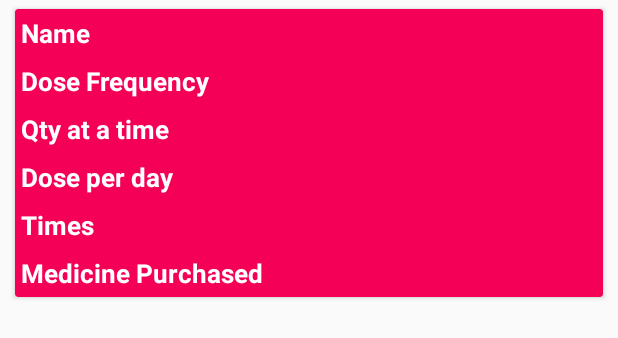
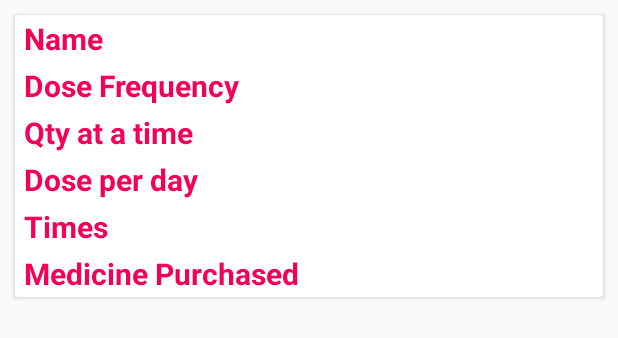
Before and after one commit to TAHZUDDIN/MediTrack, an Android app: the layout list_medicines_layout.xml on its own in the app's theme, with its tools: preview values and no code run, on a phone screen of 412 x 824 dp. Shown: the top 338 px of the screen. Run offline under Robolectric (Android 15) with nearby library versions, the phone set to English and light mode, and no system bars.

Commit message:
color , dimen

```diff
--- a/app/build.gradle
+++ b/app/build.gradle
@@ -47,5 +47,6 @@ dependencies {
     compile 'com.wdullaer:materialdatetimepicker:3.2.2'
 
     compile 'com.tuyenmonkey:mkloader:1.2.0'
+    compile 'com.skyfishjy.ripplebackground:library:1.0.1'
 
 }
--- a/app/src/main/res/layout/activity_edit.xml
+++ b/app/src/main/res/layout/activity_edit.xml
@@ -277,12 +277,6 @@
 
 
 
-
-
-
-
-
-
         <LinearLayout
             android:id="@+id/id_LL_UserInfo"
             android:layout_width="match_parent"
--- a/app/src/main/res/layout/fragment_settings.xml
+++ b/app/src/main/res/layout/fragment_settings.xml
@@ -19,7 +19,7 @@
             android:layout_gravity="center"
             android:layout_width="match_parent"
             android:layout_height="wrap_content"
-            card_view:cardCornerRadius="8dp"
+            card_view:cardCornerRadius="3dp"
             android:layout_marginTop="35dp"
             android:layout_marginBottom="15dp"
             android:layout_marginLeft="15dp"
@@ -96,7 +96,7 @@
             android:layout_gravity="center"
             android:layout_width="match_parent"
             android:layout_height="wrap_content"
-            card_view:cardCornerRadius="8dp"
+            card_view:cardCornerRadius="3dp"
             android:layout_marginTop="25dp"
             android:layout_marginBottom="25dp"
             android:layout_marginLeft="15dp"
@@ -146,7 +146,7 @@
             android:layout_gravity="center"
             android:layout_width="match_parent"
             android:layout_height="wrap_content"
-            card_view:cardCornerRadius="8dp"
+            card_view:cardCornerRadius="5dp"
             android:layout_margin="15dp">
 
             <LinearLayout
--- a/app/src/main/res/layout/list_medicines_layout.xml
+++ b/app/src/main/res/layout/list_medicines_layout.xml
@@ -14,28 +14,29 @@
         android:layout_width="match_parent"
         android:layout_height="wrap_content"
         android:layout_gravity="center"
-        android:layout_marginTop="6dp"
-        android:layout_marginBottom="6dp"
+        android:layout_marginTop="10dp"
+        android:layout_marginBottom="10dp"
         android:layout_marginLeft="10dp"
         android:layout_marginRight="10dp"
         android:elevation="5dp"
-        card_view:cardCornerRadius="5dp"
-        app:cardBackgroundColor="@color/colorPrimary"
+        card_view:cardCornerRadius="9dp"
+        app:cardBackgroundColor="@android:color/white"
        >
 
 
         <LinearLayout
             android:layout_width="match_parent"
             android:layout_height="match_parent"
-            android:orientation="vertical">
+            android:orientation="vertical"
+            android:paddingLeft="4dp">
 
 
             <LinearLayout
                 android:layout_width="match_parent"
                 android:layout_height="wrap_content"
-                android:layout_margin="4dp"
+                android:layout_margin="2dp"
                 android:orientation="horizontal"
-                android:layout_weight="3">
+                >
 
                 <TextView
                     android:layout_width="0dp"
@@ -44,20 +45,22 @@
                     android:text="Name "
                     android:layout_weight="1"
                     android:ellipsize="end"
-                    android:textSize="17sp"
+                    android:textSize="@dimen/text_20sp"
                     android:textStyle="bold"
-                    android:textColor="@android:color/white"/>
+                    android:textColor="@color/colorPrimary"/>
 
 
                 <TextView
                     android:id="@+id/id_name"
-                    android:layout_width="match_parent"
+                    android:layout_width="0dp"
                     android:layout_height="wrap_content"
                     android:ellipsize="end"
-                    android:layout_weight="2"
+                    android:layout_weight="1"
                     android:maxLines="1"
                     android:gravity="left"
-                    android:textColor="@android:color/white"/>
+                    android:textSize="@dimen/text_20sp"
+                    android:textStyle="bold"
+                    android:textColor="@color/colorPrimary"/>
 
             </LinearLayout>
 
@@ -65,9 +68,9 @@
             <LinearLayout
                 android:layout_width="match_parent"
                 android:layout_height="wrap_content"
-                android:layout_margin="4dp"
+                android:layout_margin="2dp"
                 android:orientation="horizontal"
-                android:layout_weight="3">
+               >
 
                 <TextView
                     android:layout_width="0dp"
@@ -76,20 +79,22 @@
                     android:text="Dose Frequency "
                     android:layout_weight="1"
                     android:ellipsize="end"
-                    android:textSize="17sp"
+                    android:textSize="@dimen/text_20sp"
                     android:textStyle="bold"
-                    android:textColor="@android:color/white"/>
+                    android:textColor="@color/colorPrimary"/>
 
 
                 <TextView
                     android:id="@+id/id_DoseFrequency"
-                    android:layout_width="match_parent"
+                    android:layout_width="0dp"
                     android:layout_height="wrap_content"
                     android:ellipsize="end"
-                    android:layout_weight="2"
+                    android:layout_weight="1"
                     android:maxLines="1"
                     android:gravity="left"
-                    android:textColor="@android:color/white"/>
+                    android:textSize="@dimen/text_20sp"
+                    android:textStyle="bold"
+                    android:textColor="@color/colorPrimary"/>
 
             </LinearLayout>
 
@@ -98,9 +103,9 @@
             <LinearLayout
                 android:layout_width="match_parent"
                 android:layout_height="wrap_content"
-                android:layout_margin="4dp"
+                android:layout_margin="2dp"
                 android:orientation="horizontal"
-                android:layout_weight="3">
+                >
 
                 <TextView
                     android:layout_width="0dp"
@@ -109,20 +114,22 @@
                     android:text="Qty at a time "
                     android:layout_weight="1"
                     android:ellipsize="end"
-                    android:textSize="17sp"
+                    android:textSize="@dimen/text_20sp"
                     android:textStyle="bold"
-                    android:textColor="@android:color/white"/>
+                    android:textColor="@color/colorPrimary"/>
 
 
                 <TextView
                     android:id="@+id/id_qty_at_atime"
-                    android:layout_width="match_parent"
+                    android:layout_width="0dp"
                     android:layout_height="wrap_content"
                     android:ellipsize="end"
-                    android:layout_weight="2"
+                    android:layout_weight="1"
                     android:maxLines="1"
                     android:gravity="left"
-                    android:textColor="@android:color/white"/>
+                    android:textSize="@dimen/text_20sp"
+                    android:textStyle="bold"
+                    android:textColor="@color/colorPrimary"/>
 
             </LinearLayout>
 
@@ -130,9 +137,9 @@
             <LinearLayout
                 android:layout_width="match_parent"
                 android:layout_height="wrap_content"
-                android:layout_margin="4dp"
+                android:layout_margin="2dp"
                 android:orientation="horizontal"
-                android:layout_weight="3">
+               >
 
                 <TextView
                     android:layout_width="0dp"
@@ -141,20 +148,22 @@
                     android:text="Dose per day "
                     android:layout_weight="1"
                     android:ellipsize="end"
-                    android:textSize="17sp"
+                    android:textSize="@dimen/text_20sp"
                     android:textStyle="bold"
-                    android:textColor="@android:color/white"/>
+                    android:textColor="@color/colorPrimary"/>
 
 
                 <TextView
                     android:id="@+id/id_dose_perday"
-                    android:layout_width="match_parent"
+                    android:layout_width="0dp"
                     android:layout_height="wrap_content"
                     android:ellipsize="end"
-                    android:layout_weight="2"
+                    android:layout_weight="1"
                     android:maxLines="1"
                     android:gravity="left"
-                    android:textColor="@android:color/white"/>
+                    android:textSize="@dimen/text_20sp"
+                    android:textStyle="bold"
+                    android:textColor="@color/colorPrimary"/>
 
             </LinearLayout>
 
@@ -162,9 +171,9 @@
             <LinearLayout
                 android:layout_width="match_parent"
                 android:layout_height="wrap_content"
-                android:layout_margin="4dp"
+                android:layout_margin="2dp"
                 android:orientation="horizontal"
-                android:layout_weight="3">
+                >
 
                 <TextView
                     android:layout_width="0dp"
@@ -173,20 +182,22 @@
                     android:text="Times "
                     android:layout_weight="1"
                     android:ellipsize="end"
-                    android:textSize="17sp"
+                    android:textSize="@dimen/text_20sp"
                     android:textStyle="bold"
-                    android:textColor="@android:color/white"/>
+                    android:textColor="@color/colorPrimary"/>
 
 
                 <TextView
                     android:id="@+id/id_times"
-                    android:layout_width="match_parent"
+                    android:layout_width="0dp"
                     android:layout_height="wrap_content"
                     android:ellipsize="end"
-                    android:layout_weight="2"
+                    android:layout_weight="1"
                     android:maxLines="1"
-                    android:gravity="left"
-                    android:textColor="@android:color/white"/>
+                    android:gravity="center"
+                    android:textSize="@dimen/text_20sp"
+                    android:textStyle="bold"
+                    android:textColor="@color/colorPrimary"/>
 
             </LinearLayout>
 
@@ -195,9 +206,9 @@
             <LinearLayout
                 android:layout_width="match_parent"
                 android:layout_height="wrap_content"
-                android:layout_margin="4dp"
+                android:layout_margin="2dp"
                 android:orientation="horizontal"
-                android:layout_weight="3">
+                >
 
                 <TextView
                     android:layout_width="0dp"
@@ -206,20 +217,23 @@
                     android:text="Medicine Purchased "
                     android:layout_weight="1"
                     android:ellipsize="end"
-                    android:textSize="17sp"
+                    android:textSize="@dimen/text_20sp"
                     android:textStyle="bold"
-                    android:textColor="@android:color/white"/>
+                    android:textColor="@color/colorPrimary"/>
 
 
                 <TextView
                     android:id="@+id/id_medicine_purchased"
-                    android:layout_width="match_parent"
+                    android:layout_width="0dp"
                     android:layout_height="wrap_content"
                     android:ellipsize="end"
-                    android:layout_weight="2"
+                    android:layout_weight="1"
                     android:maxLines="1"
+                    android:textSize="@dimen/text_20sp"
+                    android:textStyle="bold"
                     android:gravity="left"
-                    android:textColor="@android:color/white"/>
+                    android:textColor="@color/colorPrimary"
+                    android:layout_marginLeft="@dimen/margin_6dp"/>
 
             </LinearLayout>
 
--- a/app/src/main/res/values/colors.xml
+++ b/app/src/main/res/values/colors.xml
@@ -3,4 +3,5 @@
     <color name="colorPrimary">#F50057</color>
     <color name="colorPrimaryDark">#C51162</color>
     <color name="colorAccent">#FF4081</color>
+    <color name="light_pink">#F06292</color>
 </resources>
--- a/app/src/main/res/values/dimens.xml
+++ b/app/src/main/res/values/dimens.xml
@@ -2,4 +2,7 @@
     <!-- Default screen margins, per the Android Design guidelines. -->
     <dimen name="activity_horizontal_margin">16dp</dimen>
     <dimen name="activity_vertical_margin">16dp</dimen>
+    <dimen name="text_20sp">20dp</dimen>
+    <dimen name="margin_6dp">6dp</dimen>
+
 </resources>
```
Also changed, not shown: app/src/main/java/com/taz/accessability/meditrack/activity/MainActivity.java (+9 -6 lines), app/src/main/java/com/taz/accessability/meditrack/adapter/MedicinesAllAdapter.java (+8 -0 lines), app/src/main/java/com/taz/accessability/meditrack/fragment/FragmentAll.java (+27 -1 lines), app/src/main/res/drawable/circle_button.xml (added, +12 -0 lines), app/src/main/res/layout/fragment_all.xml (+50 -14 lines), app/src/main/res/layout/toolbar.xml (+36 -4 lines).
